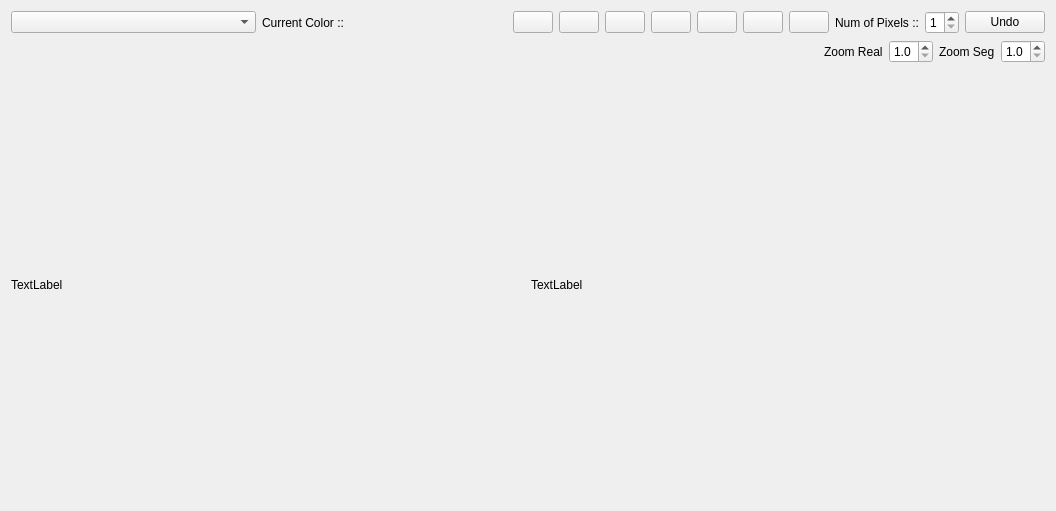
This is GUITools/KMonitor/KccHandler.ui in kouretes/Monas as Qt 5 draws it before an edit. The edited form follows.
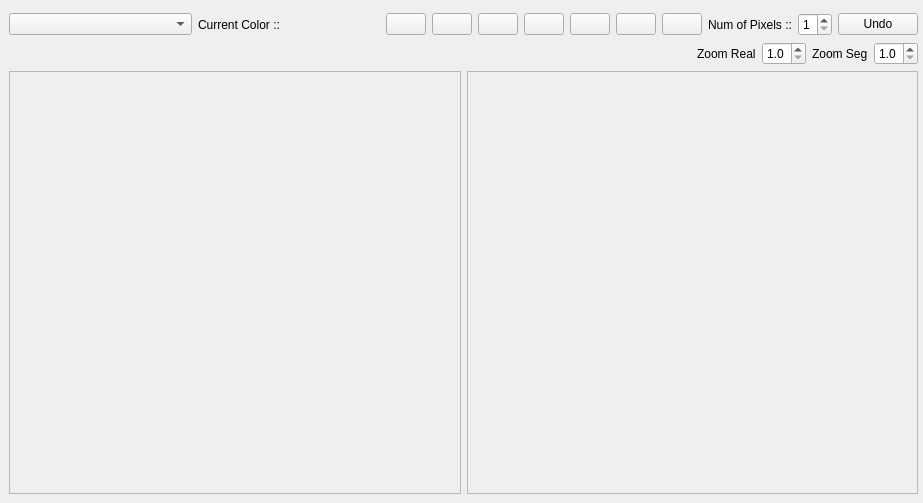
This is the edited form. Custom widgets are drawn as their Qt base class.

Diff of the .ui file:
```diff
--- a/GUITools/KMonitor/KccHandler.ui
+++ b/GUITools/KMonitor/KccHandler.ui
@@ -6,15 +6,24 @@
    <rect>
     <x>0</x>
     <y>0</y>
-    <width>1056</width>
-    <height>511</height>
+    <width>923</width>
+    <height>503</height>
    </rect>
   </property>
   <property name="windowTitle">
    <string>Form</string>
   </property>
-  <layout class="QGridLayout" name="gridLayout" rowstretch="0,0,3">
-   <item row="0" column="0">
+  <widget class="QWidget" name="">
+   <property name="geometry">
+    <rect>
+     <x>9</x>
+     <y>13</y>
+     <width>909</width>
+     <height>481</height>
+    </rect>
+   </property>
+   <layout class="QVBoxLayout" name="verticalLayout">
+    <item>
     <layout class="QHBoxLayout" name="horizontalLayout_4">
      <item>
       <widget class="QComboBox" name="KCComboBox"/>
@@ -119,7 +128,7 @@
      </item>
     </layout>
    </item>
-   <item row="1" column="0">
+    <item>
     <layout class="QHBoxLayout" name="horizontalLayout_21">
      <item>
       <spacer name="horizontalSpacer">
@@ -182,33 +191,47 @@
      </item>
     </layout>
    </item>
-   <item row="2" column="0">
-    <layout class="QHBoxLayout" name="horizontalLayout_20">
      <item>
-      <widget class="KLabel" name="KccRawImgLabel">
-       <property name="text">
-        <string>TextLabel</string>
-       </property>
-      </widget>
+     <layout class="QHBoxLayout" name="horizontalLayout">
+      <item>
+       <widget class="QScrollArea" name="scrollImage">
+        <property name="widgetResizable">
+         <bool>true</bool>
+        </property>
+        <widget class="QWidget" name="scrollAreaWidgetContents">
+         <property name="geometry">
+          <rect>
+           <x>0</x>
+           <y>0</y>
+           <width>448</width>
+           <height>403</height>
+          </rect>
+         </property>
+        </widget>
+       </widget>
      </item>
      <item>
-      <widget class="QLabel" name="label">
-       <property name="text">
-        <string>TextLabel</string>
-       </property>
-      </widget>
+       <widget class="QScrollArea" name="scrollSeg">
+        <property name="widgetResizable">
+         <bool>true</bool>
+        </property>
+        <widget class="QWidget" name="scrollAreaWidgetContents_2">
+         <property name="geometry">
+          <rect>
+           <x>0</x>
+           <y>0</y>
+           <width>447</width>
+           <height>403</height>
+          </rect>
+         </property>
+        </widget>
+       </widget>
      </item>
     </layout>
    </item>
   </layout>
  </widget>
- <customwidgets>
-  <customwidget>
-   <class>KLabel</class>
-   <extends>QLabel</extends>
-   <header location="global">../KLabel.h</header>
-  </customwidget>
- </customwidgets>
+ </widget>
  <resources/>
  <connections/>
 </ui>
```
Lines whose indentation alone changed are shown as unchanged.
